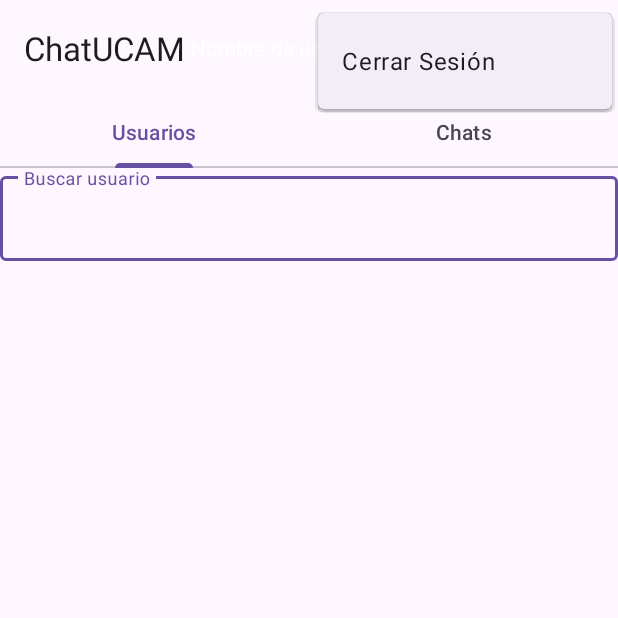
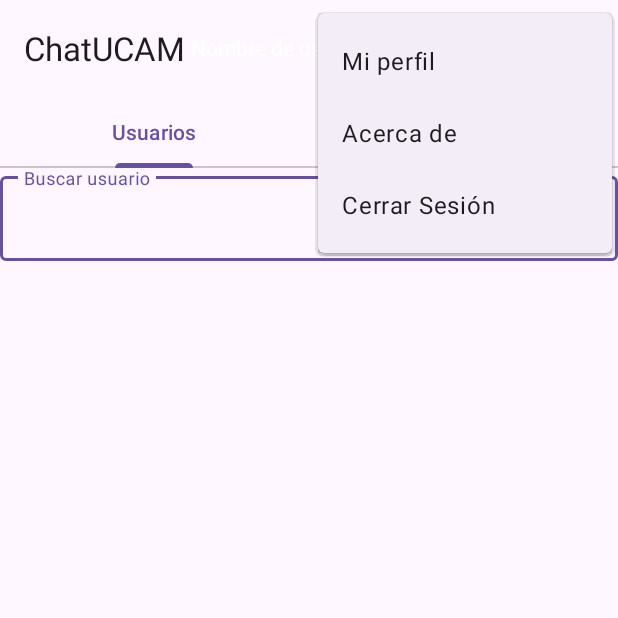
Before and after one commit to gitjmm/ChatUCAM, an Android app: the screen it shows after launch once a user with an empty profile is signed in (MainActivity), with the options menu open, on a phone screen of 412 x 824 dp, the top half of it. Run offline under Robolectric (Android 15) with nearby library versions, the phone set to English and light mode, and no system bars; our stand-ins replace Firebase (no records; nobody signed in at launch, a user with empty details on screens opened directly).

Commit message:
Nuevas opciones de menu perfil y acercade

```diff
--- a/app/src/main/java/com/jmmostazo/chatucam/fragmentos/FragmentoUsuarios.kt
+++ b/app/src/main/java/com/jmmostazo/chatucam/fragmentos/FragmentoUsuarios.kt
@@ -30,19 +30,7 @@ private const val ARG_PARAM2 = "param2"
  *
  */
 class FragmentoUsuarios : Fragment() {
-    // TODO: Rename and change types of parameters
-    /*
-    private var param1: String? = null
-    private var param2: String? = null
 
-    override fun onCreate(savedInstanceState: Bundle?) {
-        super.onCreate(savedInstanceState)
-        arguments?.let {
-            param1 = it.getString(ARG_PARAM1)
-            param2 = it.getString(ARG_PARAM2)
-        }
-    }
-*/
     private var usuarioAdpatador: AdaptadorUsuario?=null
     private var usuariolista : List<Usuario>?=null
     private var rvUsuarios : RecyclerView?=null
@@ -63,7 +51,7 @@ class FragmentoUsuarios : Fragment() {
         usuariolista = ArrayList()
         ObtenerUsuariosBD()
 
-        //Realizamos la busqueda de un usuario
+        //Realizamos la busqueda de un usuario mediante el edittext para buscar usuario
         Et_buscar_usuario.addTextChangedListener(object : TextWatcher{
             override fun beforeTextChanged(p0: CharSequence?, p1: Int, p2: Int, p3: Int) {
                 TODO("Not yet implemented")
--- a/app/src/main/res/layout/fragment_fragmento_usuarios.xml
+++ b/app/src/main/res/layout/fragment_fragmento_usuarios.xml
@@ -13,7 +13,8 @@
             android:id="@+id/Et_buscar_usuario"
             android:hint="@string/Et_buscar_usuario"
             android:layout_width="match_parent"
-            android:layout_height="wrap_content"/>
+            android:layout_height="wrap_content"
+            android:contentDescription="@string/Et_buscar_usuario"/>
 
     </com.google.android.material.textfield.TextInputLayout>
 
--- a/app/src/main/res/menu/menu_principal.xml
+++ b/app/src/main/res/menu/menu_principal.xml
@@ -1,6 +1,19 @@
 <?xml version="1.0" encoding="utf-8"?>
 <menu xmlns:android="http://schemas.android.com/apk/res/android"
     xmlns:app="http://schemas.android.com/apk/res-auto">
+
+    <item
+        android:id="@+id/menu_perfil"
+        android:title="@string/menu_perfil"
+        >
+
+    </item>
+    <item
+        android:id="@+id/menu_acerca_de"
+        android:title="@string/menu_acerca_de"
+        >
+
+    </item>
 
     <item
         android:id="@+id/menu_salir"
--- a/app/src/main/res/values/strings.xml
+++ b/app/src/main/res/values/strings.xml
@@ -12,6 +12,8 @@
     <string name="Btn_registrar">Registrar</string>
 
     <string name="menu_salir">Cerrar Sesión</string>
+    <string name="menu_acerca_de">Acerca de</string>
+    <string name="menu_perfil">Mi perfil</string>
 
     <string name="Et_email_login">Email</string>
     <string name="Et_password_login">Contraseña</string>
```
Also changed, not shown: app/src/main/AndroidManifest.xml (+6 -3 lines), app/src/main/java/com/jmmostazo/chatucam/MainActivity.kt (+10 -0 lines), app/src/main/java/com/jmmostazo/chatucam/perfil/PerfilActivity.kt (added, +12 -0 lines), app/src/main/res/layout/activity_perfil.xml (added, +10 -0 lines).
